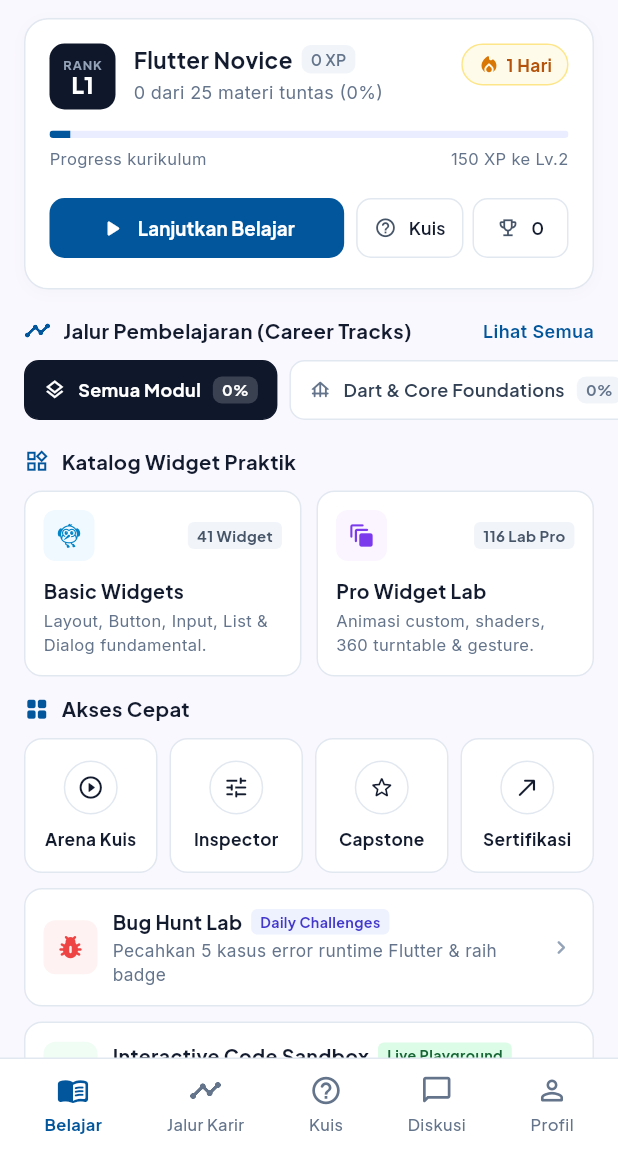
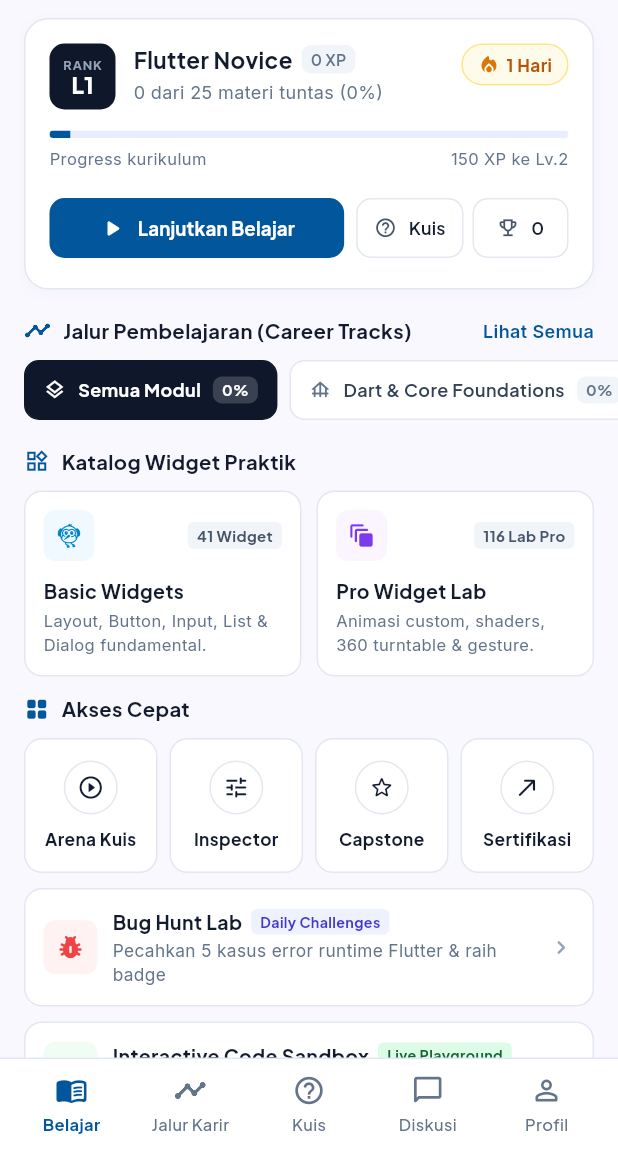
Before and after one commit to zainalsalamun/flutter_learning_hub, a Flutter app: the screen it shows after launch, on a phone screen of 412 x 824 dp, the part 84-1236 px from its top. Run offline on Flutter 3.47's test engine with Material 3 defaults, Android fonts, the phone set to English and light mode, and no system bars; our stand-ins replace freezed_annotation, google_fonts; missing offline and left inert: mocktail; accounts and stored records are empty.

```diff
--- a/lib/flutter_learning_hub_page.dart
+++ b/lib/flutter_learning_hub_page.dart
@@ -105,7 +105,8 @@
   }) {
     final isSelected = _currentIndex == index;
 
-    return InkWell(
+    return Expanded(
+      child: InkWell(
         onTap: () {
           if (_currentIndex != index) {
             setState(() {
@@ -115,7 +116,7 @@
         },
         borderRadius: BorderRadius.circular(10),
         child: Padding(
-        padding: const EdgeInsets.symmetric(horizontal: 10, vertical: 4),
+          padding: const EdgeInsets.symmetric(horizontal: 2, vertical: 4),
           child: Column(
             mainAxisSize: MainAxisSize.min,
             children: [
@@ -132,8 +133,11 @@
                   fontWeight: isSelected ? FontWeight.w700 : FontWeight.w500,
                   color: isSelected ? AppColors.primary : AppColors.textSecondary,
                 ),
+                maxLines: 1,
+                overflow: TextOverflow.ellipsis,
               ),
             ],
+          ),
         ),
       ),
     );
```
Lines whose indentation alone changed are shown as unchanged.
